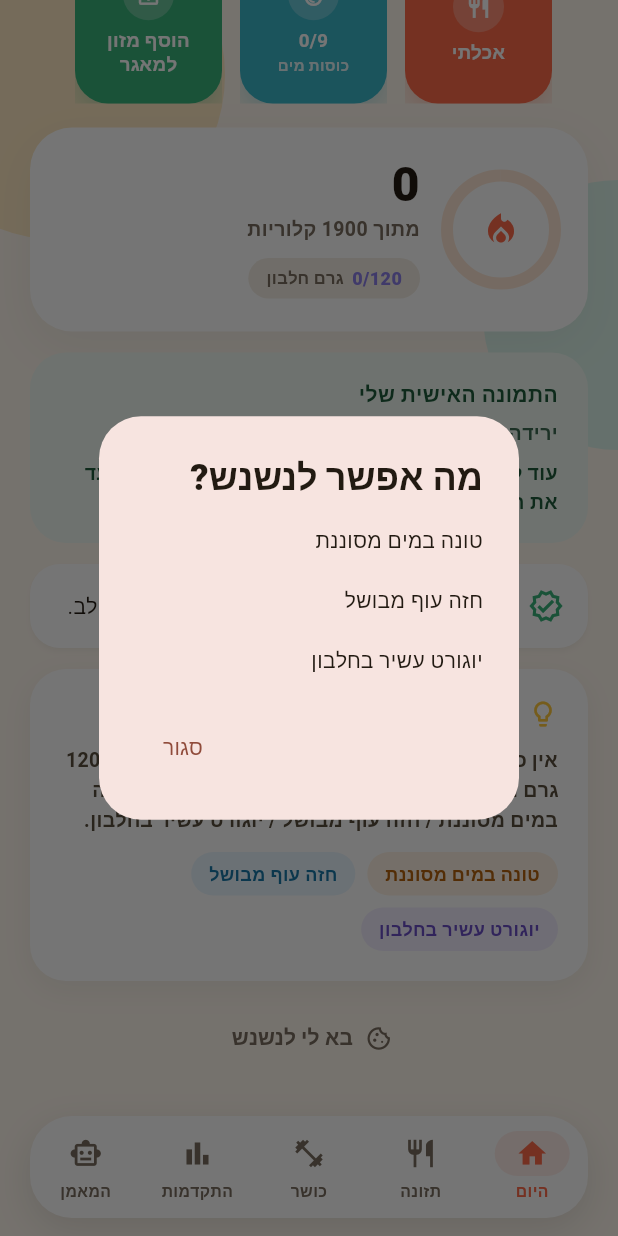
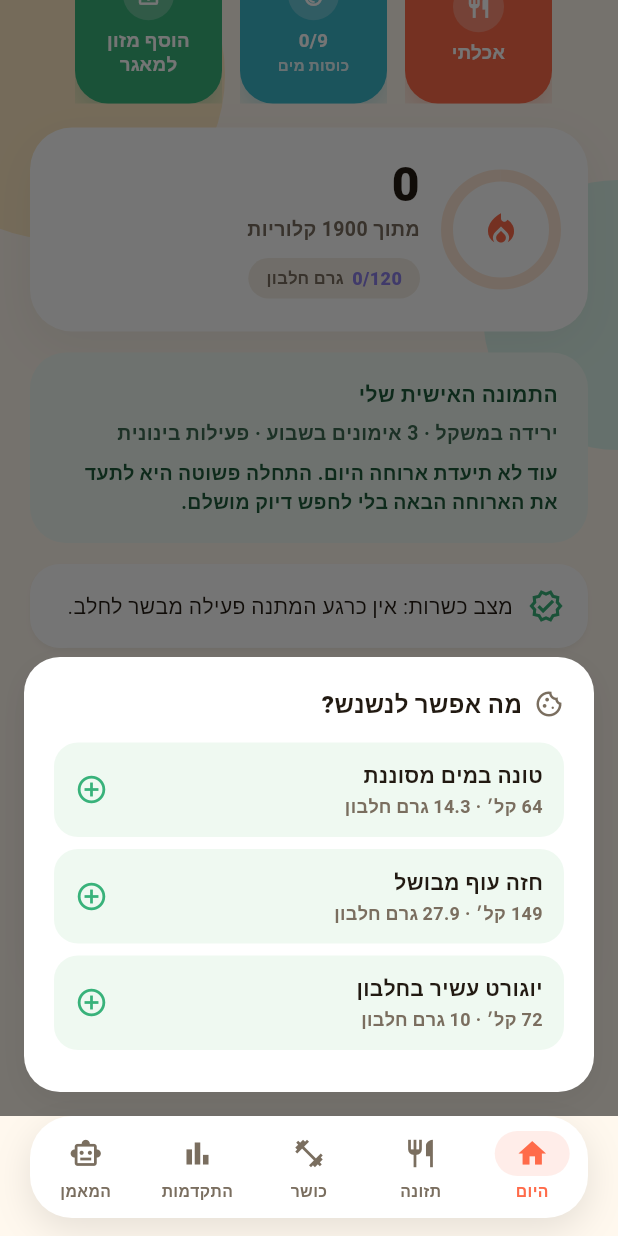
Before and after one commit to shmulik33-star/healthy-lifestyle-app, a Flutter app: the screen it shows after launch, scrolled down 127 dp, after a tap on "בא לי לנשנש", on a phone screen of 412 x 824 dp. Run offline on Flutter 3.47's test engine with Material 3 defaults, Android fonts, the phone set to English and light mode, and no system bars; our stand-ins replace flutter_tts, go_router, image_picker, shared_preferences, speech_to_text, supabase_flutter; missing offline and left inert: mobile_scanner; accounts and stored records are empty; Roboto replaces fonts that are missing (Assistant, Rubik).

Commit message:
Add a calculated water-cup target and upgrade "בא לי לנשנש"
Two unrelated changes:

1. Water target from profile (ProfileGoalsStore.suggestedWaterCups, next
   to the existing suggestedProtein): weightKg * 0.033L, +1 cup on high
   activity, clamped to 6-16 cups. Wired into ProfileScreen's "יעד כוסות
   מים ליום" field and the existing "חשב לי הצעה לפי הפרופיל" button
   (still just a prefill, never forced), and threaded through
   AppState.updateProfile -> _profileUpdate the same way the other targets
   already are. Skipped the optional "quiet hours" water-reminder
   enhancement mentioned in the request -- out of scope for this PR.

2. "בא לי לנשנש" becomes an actual actionable bottom sheet instead of a
   generic AlertDialog with three free-text names and no way to act on
   them. _nutritionSmartSnackSuggestions/smartSnackSuggestions now return
   List<FoodItem> instead of List<String> (ranking logic itself,
   _rankFoodsByTiers, is untouched) so the UI has calories/protein per
   suggestion and something to pass to addFood(). The empty case returns
   an empty list instead of a fake placeholder string, handled in the UI
   with a plain message. Restyled to match the PR #48 home-screen redesign
   (rounded white card, same boxShadow as the "ההמלצה שלי עכשיו" card
   above it, AppTheme palette) and useRootNavigator: false (CLAUDE.md
   golden rule #14 -- go_router's per-tab nested Navigator). Tapping a
   suggestion calls addFood(food, 1, unit, fromHome: true) and closes the
   sheet; no Undo, matching _addWater's existing one-way pattern.

Co-Authored-By: Claude Sonnet 5 <noreply@anthropic.com>
Claude-Session: https://claude.ai/code/session_019VnUodcFxJUNzZdRwTz8pR

```diff
--- a/lib/features/home/home_screen.dart
+++ b/lib/features/home/home_screen.dart
@@ -2,6 +2,7 @@ import 'package:flutter/material.dart';
 
 import '../../core/theme/app_theme.dart';
 import '../../shared/models/app_state.dart';
+import '../../shared/models/food.dart';
 import '../kosher/kosher_card.dart';
 import '../nutrition/add_food_to_catalog_screen.dart';
 import '../nutrition/add_meal_sheet.dart';
@@ -324,17 +325,128 @@ class HomeScreen extends StatelessWidget {
   }
 
   void _snack(BuildContext context, AppState state) {
-    showDialog<void>(
+    final suggestions = state.smartSnackSuggestions;
+    showModalBottomSheet<void>(
       context: context,
-      builder: (dialogContext) => AlertDialog(
-        title: const Text('מה אפשר לנשנש?'),
-        content: Text(state.smartSnackSuggestions.join('\n\n')),
-        actions: [
-          TextButton(
-            onPressed: () => Navigator.pop(dialogContext),
-            child: const Text('סגור'),
+      // The app uses go_router's StatefulShellRoute (a separate nested
+      // Navigator per tab) -- see CLAUDE.md golden rule #14. This sheet is
+      // opened from the home tab's own context, so it must stay on that
+      // tab's Navigator rather than the default root one.
+      useRootNavigator: false,
+      isScrollControlled: true,
+      backgroundColor: Colors.transparent,
+      builder: (sheetContext) => SafeArea(
+        child: Padding(
+          padding: const EdgeInsets.fromLTRB(16, 0, 16, 16),
+          child: Container(
+            padding: const EdgeInsets.all(20),
+            decoration: BoxDecoration(
+              color: Colors.white,
+              borderRadius: BorderRadius.circular(24),
+              boxShadow: [
+                BoxShadow(color: Colors.black.withValues(alpha: .05), blurRadius: 16, offset: const Offset(0, 6)),
+              ],
+            ),
+            child: Column(
+              mainAxisSize: MainAxisSize.min,
+              crossAxisAlignment: CrossAxisAlignment.start,
+              children: [
+                Row(
+                  children: [
+                    const Icon(Icons.cookie_outlined, color: AppTheme.warmMuted, size: 20),
+                    const SizedBox(width: 8),
+                    const Text(
+                      'מה אפשר לנשנש?',
+                      style: TextStyle(fontFamily: 'Rubik', fontWeight: FontWeight.w800, fontSize: 16, color: AppTheme.ink),
+                    ),
+                  ],
+                ),
+                const SizedBox(height: 14),
+                if (suggestions.isEmpty)
+                  const Text(
+                    'לא מצאתי כרגע נשנוש מתאים.',
+                    style: TextStyle(fontSize: 13, color: Color(0xFF5A4E3E), fontWeight: FontWeight.w600, height: 1.5),
+                  )
+                else
+                  for (final food in suggestions) ...[
+                    _SnackOptionTile(
+                      food: food,
+                      onTap: () => _addSnack(context, sheetContext, state, food),
+                    ),
+                    const SizedBox(height: 8),
+                  ],
+              ],
+            ),
           ),
-        ],
+        ),
+      ),
+    );
+  }
+
+  // Same "no Undo" pattern as _addWater above: addFood doesn't hand back a
+  // MealEntry to undo against, so a snack tap is a one-way quick-log, same
+  // as adding a cup of water.
+  void _addSnack(
+    BuildContext context,
+    BuildContext sheetContext,
+    AppState state,
+    FoodItem food,
+  ) {
+    final unit = food.units.keys.first;
+    state.addFood(food, 1, unit, fromHome: true);
+    Navigator.pop(sheetContext);
+    ScaffoldMessenger.of(context)
+      ..hideCurrentSnackBar()
+      ..showSnackBar(
+        SnackBar(
+          content: Text('נוסף מהיר: ${food.name} · ${food.caloriesFor(unit, 1)} קל׳'),
+          duration: const Duration(seconds: 2),
+        ),
+      );
+  }
+}
+
+class _SnackOptionTile extends StatelessWidget {
+  const _SnackOptionTile({required this.food, required this.onTap});
+
+  final FoodItem food;
+  final VoidCallback onTap;
+
+  @override
+  Widget build(BuildContext context) {
+    final unit = food.units.keys.first;
+    final calories = food.caloriesFor(unit, 1);
+    final protein = food.proteinFor(unit, 1);
+    return Material(
+      color: AppTheme.softMint,
+      borderRadius: BorderRadius.circular(16),
+      child: InkWell(
+        onTap: onTap,
+        borderRadius: BorderRadius.circular(16),
+        child: Padding(
+          padding: const EdgeInsets.symmetric(horizontal: 14, vertical: 12),
+          child: Row(
+            children: [
+              Expanded(
+                child: Column(
+                  crossAxisAlignment: CrossAxisAlignment.start,
+                  children: [
+                    Text(
+                      food.name,
+                      style: const TextStyle(fontFamily: 'Rubik', fontWeight: FontWeight.w700, fontSize: 14, color: AppTheme.ink),
+                    ),
+                    const SizedBox(height: 2),
+                    Text(
+                      '$calories קל׳ · ${protein.toStringAsFixed(protein == protein.roundToDouble() ? 0 : 1)} גרם חלבון',
+                      style: const TextStyle(fontSize: 12, color: AppTheme.warmMuted, fontWeight: FontWeight.w600),
+                    ),
+                  ],
+                ),
+              ),
+              const Icon(Icons.add_circle_outline, color: AppTheme.mint, size: 22),
+            ],
+          ),
+        ),
       ),
     );
   }
--- a/lib/features/profile/profile_goals_store.dart
+++ b/lib/features/profile/profile_goals_store.dart
@@ -147,4 +147,14 @@ class ProfileGoalsStore {
             : 1.5;
     return (weightKg * factor).round().clamp(60, 250);
   }
+
+  static int suggestedWaterCups({
+    required double weightKg,
+    required String activityLevel,
+  }) {
+    final liters = weightKg * 0.033;
+    var cups = (liters * 1000 / 250).round();
+    if (activityLevel == 'גבוהה') cups += 1;
+    return cups.clamp(6, 16);
+  }
 }
--- a/lib/shared/models/app_state.dart
+++ b/lib/shared/models/app_state.dart
@@ -761,6 +761,7 @@ class AppState extends ChangeNotifier {
     required int calories,required int protein,String? goal,String? activity,
     int? workoutDays,String? style,bool? keepKosher,bool? separateMeatDairy,
     int? waitMinutes,int? dailyStartMinutes,int? waterReminderMinutes,
+    int? waterTarget,
   }) => _profileUpdate(
     this,
     name:name,
@@ -777,6 +778,7 @@ class AppState extends ChangeNotifier {
     waitMinutes:waitMinutes,
     dailyStartMinutes:dailyStartMinutes,
     waterReminderMinutes:waterReminderMinutes,
+    waterTarget:waterTarget,
   );
 
   bool get shouldRemindToDrink => _profileShouldRemindToDrink(this);
@@ -995,7 +997,7 @@ class AppState extends ChangeNotifier {
   WorkoutExercise alternativeFor(WorkoutExercise current) =>
       _fitnessAlternativeFor(this, current);
   List<String> get smartFoodSuggestions => _nutritionSmartFoodSuggestions(this);
-  List<String> get smartSnackSuggestions => _nutritionSmartSnackSuggestions(this);
+  List<FoodItem> get smartSnackSuggestions => _nutritionSmartSnackSuggestions(this);
   String get kosherStateText => _kosherStateText(this);
 
   Map<String, dynamic> coachAiContext() => _coachAiContext(this);
--- a/lib/shared/models/app_state_nutrition.dart
+++ b/lib/shared/models/app_state_nutrition.dart
@@ -743,14 +743,12 @@ List<FoodItem> _rankFoodsByTiers(AppState state, List<FoodItem> foods) {
 /// Falls back to the full smart-suggestions ranking only if the allowed
 /// catalog has no snack-category items at all (e.g. a very trimmed custom
 /// catalog), so the button never comes back empty.
-List<String> _nutritionSmartSnackSuggestions(AppState state) {
+List<FoodItem> _nutritionSmartSnackSuggestions(AppState state) {
   final allowed = state.allFoods.where(state.foodAllowedForRecommendations).toList();
-  if (allowed.isEmpty) {
-    return ['לא מצאתי כרגע מזון מתאים לכל ההגדרות'];
-  }
+  if (allowed.isEmpty) return const [];
   final snacks = allowed.where((food) => food.category == 'חטיפים וממתקים').toList();
   if (snacks.isEmpty) {
-    return _rankFoodsByTiers(state, allowed).take(3).map((food) => food.name).toList();
+    return _rankFoodsByTiers(state, allowed).take(3).toList();
   }
-  return _rankFoodsByTiers(state, snacks).take(3).map((food) => food.name).toList();
+  return _rankFoodsByTiers(state, snacks).take(3).toList();
 }
--- a/lib/shared/models/app_state_profile.dart
+++ b/lib/shared/models/app_state_profile.dart
@@ -20,12 +20,14 @@ void _profileUpdate(
   int? waitMinutes,
   int? dailyStartMinutes,
   int? waterReminderMinutes,
+  int? waterTarget,
 }) {
   state.firstName = name;
   state.currentWeight = weight;
   state.targetWeight = target;
   state.calorieTarget = calories;
   state.proteinTarget = protein;
+  if (waterTarget != null) state.waterTarget = waterTarget;
   if (goal != null) state.primaryGoal = goal;
   if (activity != null) state.activityLevel = activity;
   if (workoutDays != null) state.workoutDaysPerWeek = workoutDays;
```
Also changed, not shown: lib/features/profile/profile_screen.dart (+9 -2 lines), 3 other files.
